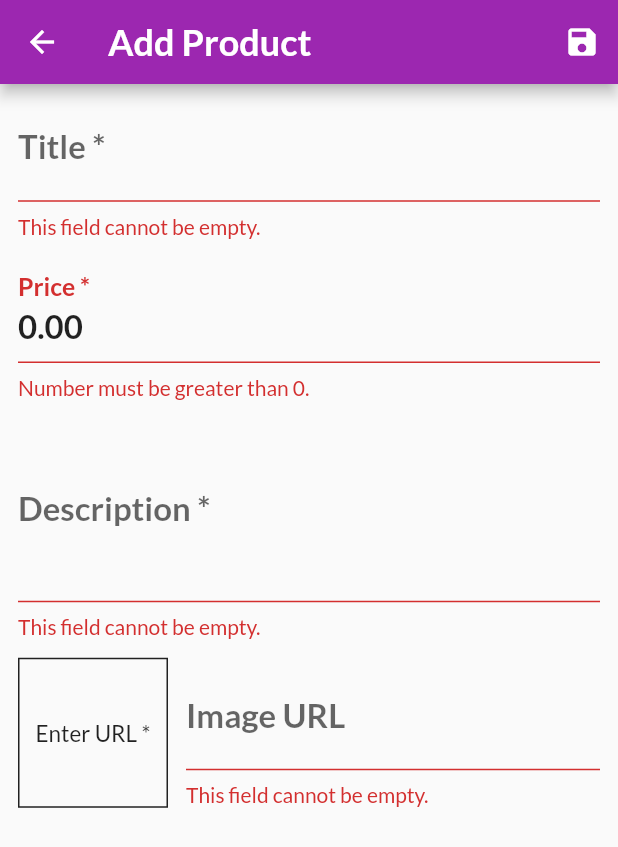
After one commit to ducvt97/learn-flutter, a Flutter app: the EditProductScreen screen opened by its route, after a tap on the "save" icon, on a phone screen of 412 x 824 dp. The commit adds this screen. Shown: the top 847 px of the screen. Run offline on Flutter 3.47's test engine with Material 2 defaults, Android fonts, the phone set to English and light mode, and no system bars; network calls fail.

Commit message:
Update Shop App

```diff
--- a/shop_app/lib/main.dart
+++ b/shop_app/lib/main.dart
@@ -4,6 +4,7 @@ import 'package:shop_app/providers/cart.dart';
 import 'package:shop_app/providers/order.dart';
 import 'package:shop_app/providers/products_provider.dart';
 import 'package:shop_app/screens/cart_screen.dart';
+import 'package:shop_app/screens/edit_product_screen.dart';
 import 'package:shop_app/screens/order_screen.dart';
 import 'package:shop_app/screens/product_detail_screen.dart';
 import 'package:shop_app/screens/products_overview_screen.dart';
@@ -55,6 +56,7 @@ class MyApp extends StatelessWidget {
           '/cart': (context) => const CartScreen(),
           '/orders': (context) => const OrderScreen(),
           '/user-products': (context) => const UserProductsScreen(),
+          '/add-edit-product': (context) => const EditProductScreen(),
         },
       ),
     );
--- a/shop_app/lib/providers/product.dart
+++ b/shop_app/lib/providers/product.dart
@@ -1,11 +1,11 @@
 import 'package:flutter/material.dart';
 
 class Product with ChangeNotifier {
-  final String id;
-  final String title;
-  final String description;
-  final double price;
-  final String imageUrl;
+  String id;
+  String title;
+  String description;
+  double price;
+  String imageUrl;
   bool isFavorite;
 
   Product({
--- a/shop_app/lib/providers/products_provider.dart
+++ b/shop_app/lib/providers/products_provider.dart
@@ -16,4 +16,31 @@ class ProductsProvider with ChangeNotifier {
   Product getById(String id) {
     return _products.firstWhere((product) => product.id == id);
   }
+
+  void addProduct(Product product) {
+    _products.insert(
+      0,
+      Product(
+        id: product.id,
+        title: product.title,
+        description: product.description,
+        price: product.price,
+        imageUrl: product.imageUrl,
+      ),
+    );
+    notifyListeners();
+  }
+
+  void updateProduct(String id, Product updatedProduct) {
+    final index = _products.indexWhere((item) => item.id == id);
+    if (index >= 0) {
+      _products[index] = updatedProduct;
+      notifyListeners();
+    }
+  }
+
+  void deleteProduct(String id) {
+    _products.removeWhere((item) => item.id == id);
+    notifyListeners();
+  }
 }
--- /dev/null
+++ b/shop_app/lib/screens/edit_product_screen.dart
@@ -0,0 +1,176 @@
+import 'package:flutter/material.dart';
+import 'package:provider/provider.dart';
+import 'package:shop_app/providers/product.dart';
+import 'package:shop_app/providers/products_provider.dart';
+import 'package:shop_app/utils/validation.dart';
+
+class EditProductScreen extends StatefulWidget {
+  const EditProductScreen({super.key});
+
+  @override
+  State<EditProductScreen> createState() => _EditProductScreenState();
+}
+
+class _EditProductScreenState extends State<EditProductScreen> {
+  String? _editProductId;
+  final _imgUrlController = TextEditingController();
+  final _form = GlobalKey<FormState>();
+  final _product = Product(
+    id: '',
+    title: '',
+    description: '',
+    price: 0,
+    imageUrl: '',
+  );
+
+  @override
+  void dispose() {
+    _imgUrlController.dispose();
+    super.dispose();
+  }
+
+  @override
+  void didChangeDependencies() {
+    _editProductId = ModalRoute.of(context)?.settings.arguments as String?;
+    if (_editProductId != null) {
+      final initProduct = Provider.of<ProductsProvider>(
+        context,
+        listen: false,
+      ).getById(_editProductId!);
+      _imgUrlController.text = initProduct.imageUrl;
+      _product.id = initProduct.id;
+      _product.title = initProduct.title;
+      _product.description = initProduct.title;
+      _product.price = initProduct.price;
+      _product.imageUrl = initProduct.imageUrl;
+    } else {
+      _product.id = DateTime.now().toString();
+    }
+    super.didChangeDependencies();
+  }
+
+  void onSaveForm() {
+    final isValid = _form.currentState!.validate();
+    if (!isValid) return;
+    _form.currentState!.save();
+    if (_editProductId == null) {
+      Provider.of<ProductsProvider>(context, listen: false)
+          .addProduct(_product);
+    } else {
+      Provider.of<ProductsProvider>(context, listen: false)
+          .updateProduct(_editProductId!, _product);
+    }
+    Navigator.of(context).pop();
+  }
+
+  @override
+  Widget build(BuildContext context) {
+    return Scaffold(
+      appBar: AppBar(
+        title: const Text('Add Product'),
+        actions: [
+          IconButton(
+            onPressed: onSaveForm,
+            icon: const Icon(Icons.save),
+          ),
+        ],
+      ),
+      body: Form(
+        key: _form,
+        child: SingleChildScrollView(
+          child: Padding(
+            padding: const EdgeInsets.symmetric(
+              vertical: 8,
+              horizontal: 12,
+            ),
+            child: Column(
+              children: [
+                TextFormField(
+                  initialValue: _product.title,
+                  decoration: const InputDecoration(
+                    labelText: 'Title *',
+                  ),
+                  textInputAction: TextInputAction.next,
+                  onSaved: (value) => _product.title = value!,
+                  validator: (value) => ValidationInput.checkEmpty(value),
+                ),
+                const SizedBox(height: 12),
+                TextFormField(
+                  initialValue: _product.price.toStringAsFixed(2),
+                  decoration: const InputDecoration(
+                    labelText: 'Price *',
+                  ),
+                  textInputAction: TextInputAction.next,
+                  keyboardType: TextInputType.number,
+                  onSaved: (value) => _product.price = double.parse(value!),
+                  validator: (value) {
+                    if (ValidationInput.checkEmpty(value) != null) {
+                      return ValidationInput.checkEmpty(value);
+                    }
+                    return ValidationInput.checkNumber(value!);
+                  },
+                ),
+                const SizedBox(height: 12),
+                TextFormField(
+                  initialValue: _product.description,
+                  decoration: const InputDecoration(
+                    labelText: 'Description *',
+                  ),
+                  keyboardType: TextInputType.multiline,
+                  maxLines: 3,
+                  onSaved: (value) => _product.description = value!,
+                  validator: (value) => ValidationInput.checkEmpty(value),
+                ),
+                const SizedBox(height: 12),
+                Row(
+                  crossAxisAlignment: CrossAxisAlignment.end,
+                  children: [
+                    Container(
+                      width: 100,
+                      height: 100,
+                      alignment: Alignment.center,
+                      margin: const EdgeInsets.only(right: 12),
+                      decoration: BoxDecoration(
+                        border: Border.all(color: Colors.black87),
+                      ),
+                      child: _imgUrlController.text.isEmpty
+                          ? const Text('Enter URL *')
+                          : FittedBox(
+                              fit: BoxFit.cover,
+                              child: Image.network(
+                                _imgUrlController.text,
+                                errorBuilder: (context, error, _) {
+                                  return Text(
+                                    'Error',
+                                    style: TextStyle(
+                                      color:
+                                          Theme.of(context).colorScheme.error,
+                                    ),
+                                  );
+                                },
+                              ),
+                            ),
+                    ),
+                    Expanded(
+                      child: TextFormField(
+                        decoration: const InputDecoration(
+                          labelText: 'Image URL',
+                        ),
+                        keyboardType: TextInputType.url,
+                        textInputAction: TextInputAction.done,
+                        onEditingComplete: () => setState(() {}),
+                        controller: _imgUrlController,
+                        onSaved: (value) => _product.imageUrl = value!,
+                        validator: (value) => ValidationInput.checkEmpty(value),
+                      ),
+                    ),
+                  ],
+                ),
+              ],
+            ),
+          ),
+        ),
+      ),
+    );
+  }
+}
--- a/shop_app/lib/screens/user_products_screen.dart
+++ b/shop_app/lib/screens/user_products_screen.dart
@@ -16,7 +16,9 @@ class UserProductsScreen extends StatelessWidget {
         title: const Text('My Products'),
         actions: [
           IconButton(
-            onPressed: () {},
+            onPressed: () {
+              Navigator.of(context).pushNamed('/add-edit-product');
+            },
             icon: const Icon(Icons.add),
           ),
         ],
--- /dev/null
+++ b/shop_app/lib/utils/validation.dart
@@ -0,0 +1,18 @@
+class ValidationInput {
+  static String? checkEmpty(String? value) =>
+      (value != null && value.isEmpty) ? 'This field cannot be empty.' : null;
+
+  static String? checkNumber(String value) {
+    if (double.tryParse(value) == null) {
+      return 'Invalid number.';
+    } else if (double.parse(value) <= 0) {
+      return 'Number must be greater than 0.';
+    }
+    return null;
+  }
+
+  static String? checkIsUrl(String value) =>
+      (value.startsWith('http') || value.startsWith('https'))
+          ? null
+          : 'Invalid URL.';
+}
--- a/shop_app/lib/widgets/main_drawer.dart
+++ b/shop_app/lib/widgets/main_drawer.dart
@@ -34,7 +34,7 @@ class MainDrawer extends StatelessWidget {
         ),
         itemBuilder(context, 'Shop', Icons.home, '/'),
         itemBuilder(context, 'Orders', Icons.shop, '/orders'),
-        itemBuilder(context, 'User Products', Icons.shop, '/user-products'),
+        itemBuilder(context, 'User Products', Icons.edit, '/user-products'),
       ],
     );
   }
--- a/shop_app/lib/widgets/user_product_item.dart
+++ b/shop_app/lib/widgets/user_product_item.dart
@@ -1,6 +1,8 @@
 import 'package:flutter/material.dart';
 import 'package:flutter/src/widgets/framework.dart';
 import 'package:flutter/src/widgets/placeholder.dart';
+import 'package:provider/provider.dart';
+import 'package:shop_app/providers/products_provider.dart';
 
 class UserProductItem extends StatelessWidget {
   final String id;
@@ -27,14 +29,45 @@ class UserProductItem extends StatelessWidget {
             mainAxisSize: MainAxisSize.min,
             children: [
               IconButton(
-                onPressed: () {},
+                onPressed: () {
+                  Navigator.of(context).pushNamed(
+                    '/add-edit-product',
+                    arguments: id,
+                  );
+                },
                 icon: Icon(
                   Icons.edit,
                   color: Theme.of(context).colorScheme.primary,
                 ),
               ),
               IconButton(
-                onPressed: () {},
+                onPressed: () {
+                  showDialog(
+                    context: context,
+                    builder: (context) => AlertDialog(
+                      content:
+                          const Text('Do you want to delete this product?'),
+                      actions: [
+                        TextButton(
+                          onPressed: () {
+                            Navigator.of(context).pop();
+                          },
+                          child: const Text('Cancel'),
+                        ),
+                        TextButton(
+                          onPressed: () {
+                            Provider.of<ProductsProvider>(
+                              context,
+                              listen: false,
+                            ).deleteProduct(id);
+                            Navigator.of(context).pop();
+                          },
+                          child: const Text('Delete'),
+                        ),
+                      ],
+                    ),
+                  );
+                },
                 icon: Icon(
                   Icons.delete,
                   color: Theme.of(context).colorScheme.error,
```
